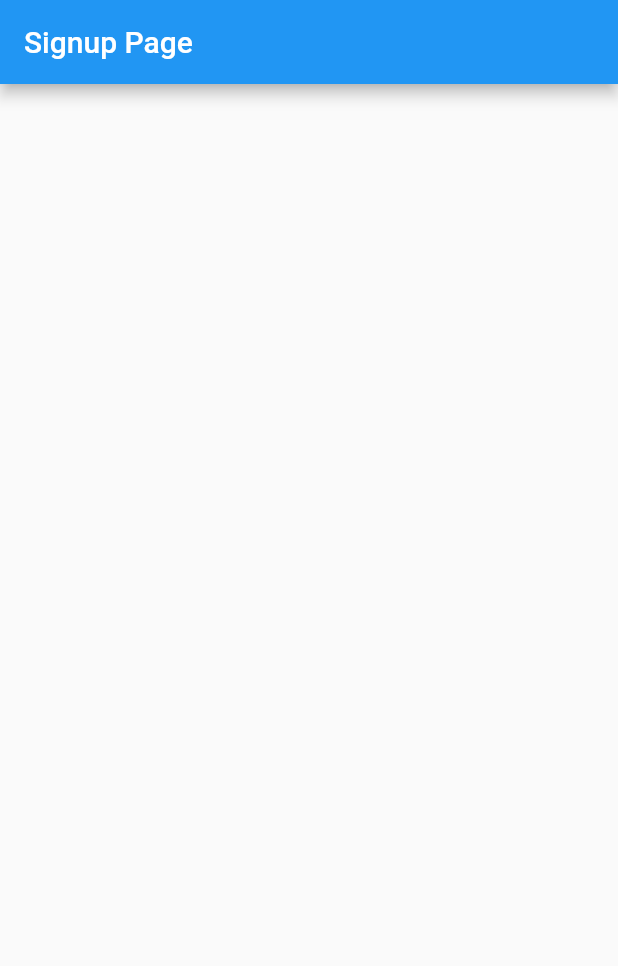
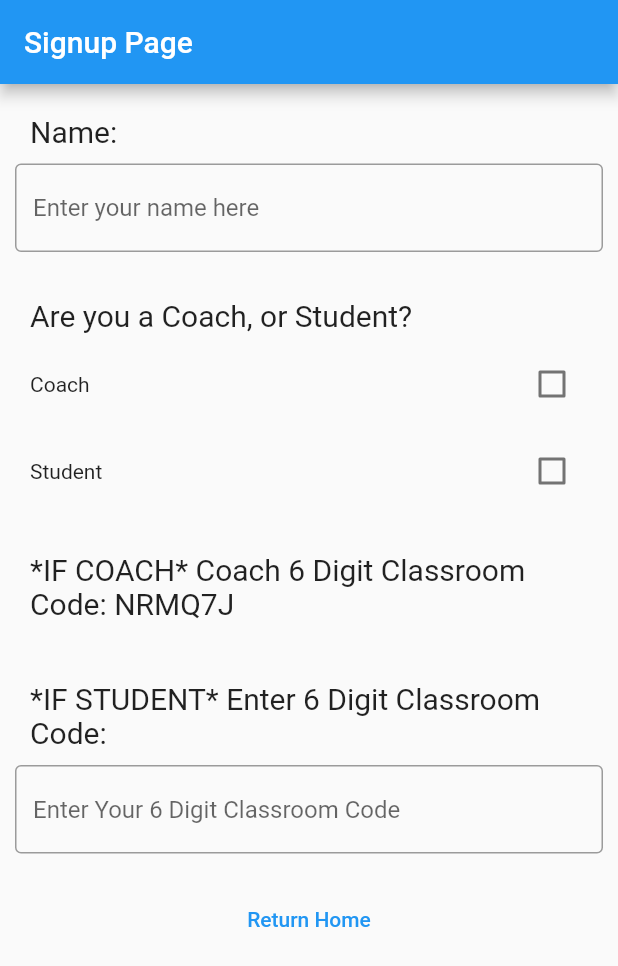
Before and after one commit to minisounds/Domu, a Flutter app: the screen it shows after launch, on a phone screen of 412 x 824 dp. Shown: the top 966 px of the screen. Run offline on Flutter 3.47's test engine with Material 2 defaults, Android fonts, the phone set to English and light mode, and no system bars.

Commit message:
Adding Signup Page

```diff
--- a/domu/lib/screens/signup.dart
+++ b/domu/lib/screens/signup.dart
@@ -1,4 +1,6 @@
 import 'package:flutter/material.dart';
+import '../widgets/labeledCheckbox.dart';
+import 'package:flutter/scheduler.dart' show timeDilation;
 
 class SignUpScreen extends StatefulWidget {
   const SignUpScreen({Key? key}) : super(key: key);
@@ -8,13 +10,100 @@ class SignUpScreen extends StatefulWidget {
 }
 
 class _SignUpScreenState extends State<SignUpScreen> {
+  bool _isSelected1 = false;
+  bool _isSelected2 = false;
   @override
   Widget build(BuildContext context) {
     return Scaffold(
       appBar: AppBar(
         // Here we take the value from the MyHomePage object that was created by
         // the App.build method, and use it to set our appbar title.
-        title: Text("Signup Page"),
+        title: const Text("Signup Page"),
+      ),
+      body: Container(
+        child: Column(
+          children: <Widget>[
+            Align(
+              alignment: Alignment.centerLeft,
+              child: Container(
+                padding: const EdgeInsets.fromLTRB(20, 20, 20, 0),
+                child: const Text(
+                  "Name:",
+                  style: TextStyle(fontSize: 20),
+                  textAlign: TextAlign.left,
+                ),
+              ),
+            ),
+            Container(
+              padding: const EdgeInsets.all(10),
+              height: 100,
+              child: const TextField(
+                decoration: InputDecoration(
+                  border: OutlineInputBorder(),
+                  hintText: 'Enter your name here',
+                ),
+              ),
+            ),
+            Container(
+              padding: const EdgeInsets.fromLTRB(20, 0, 20, 10),
+              alignment: Alignment.centerLeft,
+              child: const Text(
+                "Are you a Coach, or Student?",
+                style: TextStyle(fontSize: 20),
+                textAlign: TextAlign.left,
+              ),
+            ),
+            LabeledCheckbox(
+                label: "Coach",
+                padding: const EdgeInsets.fromLTRB(20, 0, 20, 10),
+                value: _isSelected1,
+                onChanged: (bool newValue) {
+                  setState(() {
+                    _isSelected1 = newValue;
+                  });
+                }),
+            LabeledCheckbox(
+                label: "Student",
+                padding: const EdgeInsets.fromLTRB(20, 0, 20, 10),
+                value: _isSelected2,
+                onChanged: (bool newValue) {
+                  setState(() {
+                    _isSelected2 = newValue;
+                  });
+                }),
+            Container(
+              padding: const EdgeInsets.all(20),
+              alignment: Alignment.centerLeft,
+              child: const Text(
+                "*IF COACH* Coach 6 Digit Classroom Code: NRMQ7J",
+                style: TextStyle(fontSize: 20),
+              ),
+            ),
+            Container(
+              padding: const EdgeInsets.fromLTRB(20, 20, 20, 0),
+              alignment: Alignment.centerLeft,
+              child: const Text(
+                "*IF STUDENT* Enter 6 Digit Classroom Code:",
+                style: TextStyle(fontSize: 20),
+              ),
+            ),
+            Container(
+              padding: const EdgeInsets.all(10),
+              child: const TextField(
+                decoration: InputDecoration(
+                  border: OutlineInputBorder(),
+                  hintText: 'Enter Your 6 Digit Classroom Code',
+                ),
+              ),
+            ),
+            Container(
+                padding: const EdgeInsets.all(10),
+                child: TextButton(
+                  child: const Text("Return Home"),
+                  onPressed: () {},
+                )),
+          ],
+        ),
       ),
     );
   }
--- /dev/null
+++ b/domu/lib/widgets/labeledCheckbox.dart
@@ -0,0 +1,39 @@
+import 'package:flutter/material.dart';
+
+class LabeledCheckbox extends StatelessWidget {
+  const LabeledCheckbox({
+    Key? key,
+    required this.label,
+    required this.padding,
+    required this.value,
+    required this.onChanged,
+  }) : super(key: key);
+
+  final String label;
+  final EdgeInsets padding;
+  final bool value;
+  final ValueChanged<bool> onChanged;
+
+  @override
+  Widget build(BuildContext context) {
+    return InkWell(
+      onTap: () {
+        onChanged(!value);
+      },
+      child: Padding(
+        padding: padding,
+        child: Row(
+          children: <Widget>[
+            Expanded(child: Text(label)),
+            Checkbox(
+              value: value,
+              onChanged: (bool? newValue) {
+                onChanged(newValue!);
+              },
+            ),
+          ],
+        ),
+      ),
+    );
+  }
+}
```
